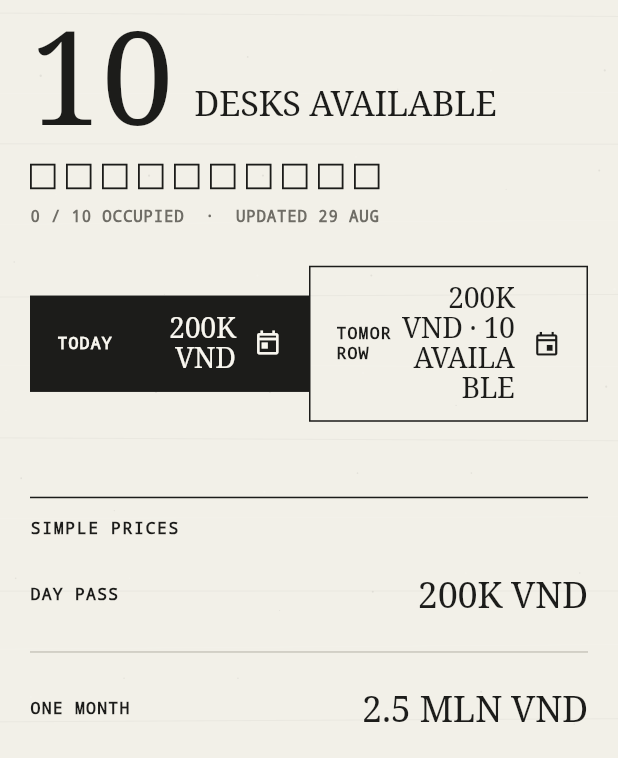
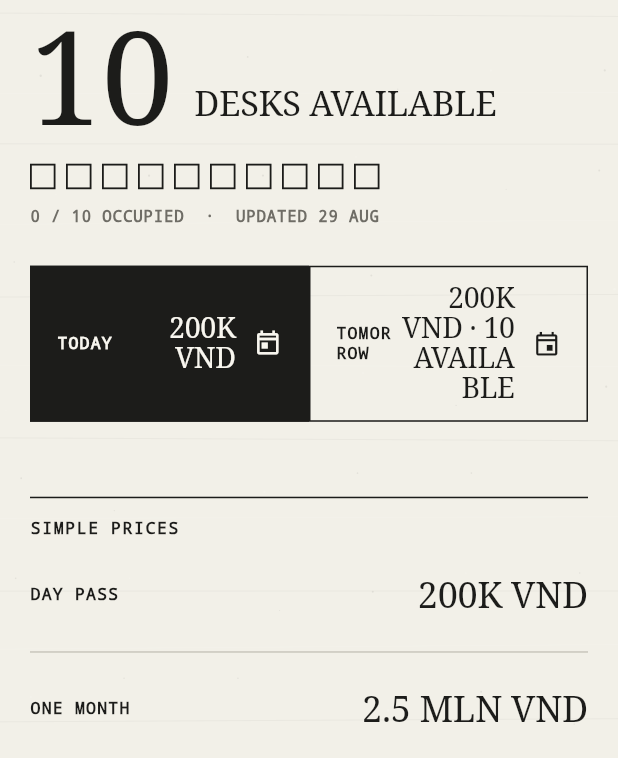
Before and after one commit to alex00Pirotskyi/evil_space, a Flutter app: the screen it shows after launch, after a tap on "ENGLISH", on a phone screen of 412 x 824 dp, the part 478-1236 px from its top. Run offline on Flutter 3.47's test engine with Material 3 defaults, Android fonts, the phone set to English and light mode, and no system bars; our stand-ins replace web; missing offline and left inert: dart:js_interop.

Commit message:
Equalize mobile booking button heights

```diff
--- a/lib/app_shell.dart
+++ b/lib/app_shell.dart
@@ -562,7 +562,9 @@ class _DailyScreenState extends State<DailyScreen>
           style: _mono(10.5, color: BrandPalette.inkMuted, spacing: 0.55),
         ),
         const SizedBox(height: 26),
-        Row(
+        IntrinsicHeight(
+          child: Row(
+            crossAxisAlignment: CrossAxisAlignment.stretch,
             children: [
               Expanded(
                 child: _PaperButton(
@@ -592,6 +594,7 @@ class _DailyScreenState extends State<DailyScreen>
                 ),
               ),
             ],
+          ),
         ),
         if (status.todayPromoDescription.isNotEmpty) ...[
           const SizedBox(height: 10),
```
Lines whose indentation alone changed are shown as unchanged.
